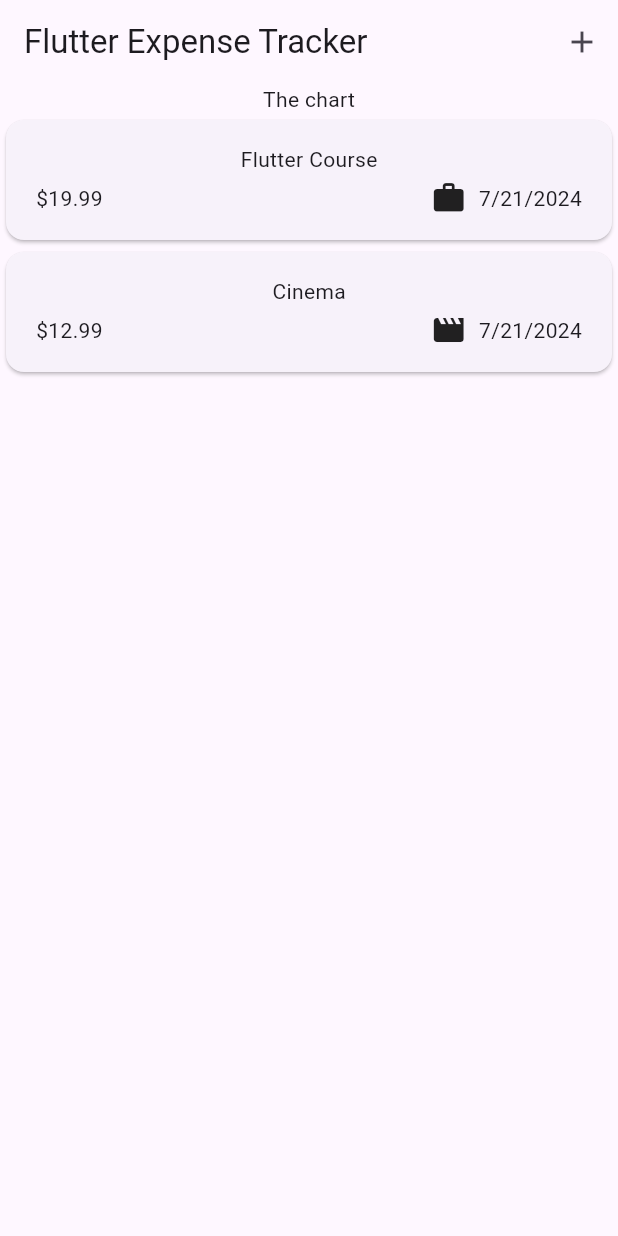
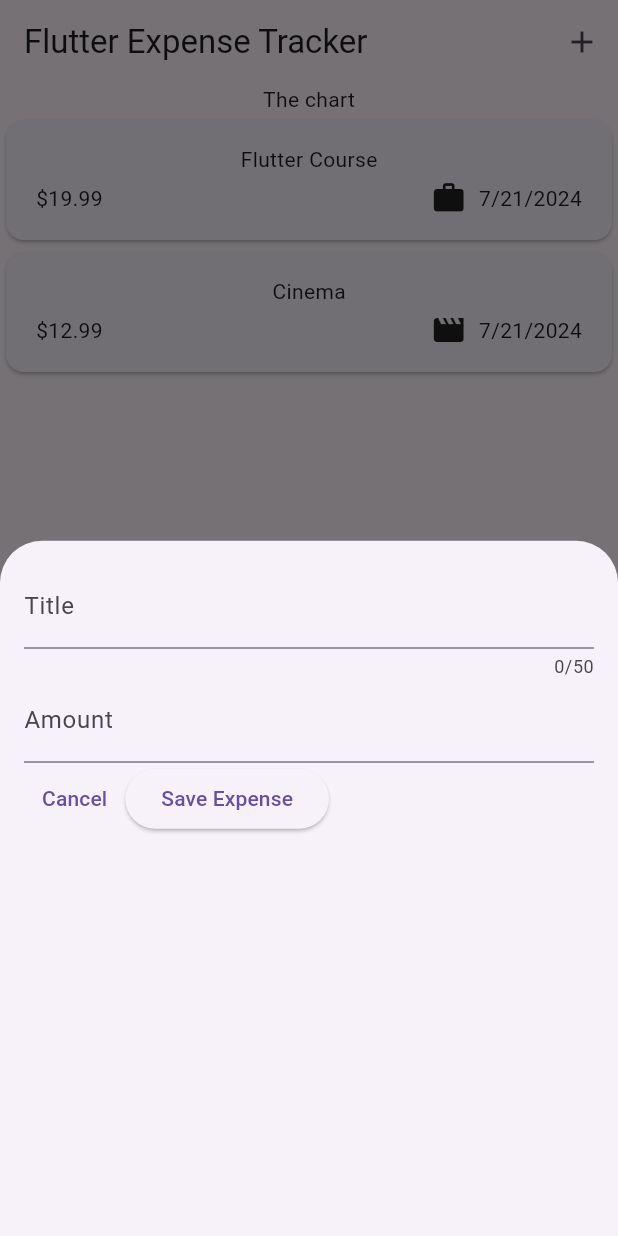
Before and after one commit to artur-31/expense_tracker, a Flutter app: the screen it shows after launch, after a tap on the "add" icon, on a phone screen of 412 x 824 dp. Run offline on Flutter 3.47's test engine with Material 3 defaults, Android fonts, the phone set to English and light mode, and no system bars.

Commit message:
Add modal for expenses

```diff
--- a/lib/widgets/expenses.dart
+++ b/lib/widgets/expenses.dart
@@ -1,5 +1,6 @@
 import 'package:expense_tracker/widgets/expenses_list/expenses_list.dart';
 import 'package:expense_tracker/models/expense.dart';
+import 'package:expense_tracker/widgets/new_expense.dart';
 import 'package:flutter/material.dart';
 
 class Expenses extends StatefulWidget {
@@ -19,11 +20,19 @@ class _ExpensesState extends State<Expenses> {
         date: DateTime.now(),
         category: Category.work),
     Expense(
-        title: 'Cinema',
-        amount: 12.99,
-        date: DateTime.now(),
-        category: Category.leisure)
+      title: 'Cinema',
+      amount: 12.99,
+      date: DateTime.now(),
+      category: Category.leisure,
+    )
   ];
+
+  void _openAddExpenseOverlay() {
+    showModalBottomSheet(
+      context: context,
+      builder: (ctx) => const NewExpense(),
+    );
+  }
 
   @override
   Widget build(BuildContext context) {
@@ -32,7 +41,7 @@ class _ExpensesState extends State<Expenses> {
         title: const Text('Flutter Expense Tracker'),
         actions: [
           IconButton(
-            onPressed: () {},
+            onPressed: _openAddExpenseOverlay,
             icon: const Icon(Icons.add),
           ),
         ],
--- /dev/null
+++ b/lib/widgets/new_expense.dart
@@ -0,0 +1,65 @@
+import 'package:flutter/material.dart';
+
+class NewExpense extends StatefulWidget {
+  const NewExpense({super.key});
+
+  @override
+  State<NewExpense> createState() {
+    return _NewExpenseState();
+  }
+}
+
+class _NewExpenseState extends State<NewExpense> {
+  final TextEditingController _titleController = TextEditingController();
+  final TextEditingController _amountController = TextEditingController();
+
+  @override
+  void dispose() {
+    _titleController.dispose();
+    _amountController.dispose();
+    super.dispose();
+  }
+
+  @override
+  Widget build(BuildContext context) {
+    return Padding(
+      padding: const EdgeInsets.all(16),
+      child: Column(
+        children: [
+          TextField(
+            controller: _titleController,
+            maxLength: 50,
+            decoration: const InputDecoration(
+              label: Text('Title'),
+            ),
+          ),
+          TextField(
+            controller: _amountController,
+            keyboardType: TextInputType.number,
+            decoration: const InputDecoration(
+              prefixText: '\$',
+              label: Text('Amount'),
+            ),
+          ),
+          Row(
+            children: [
+              TextButton(
+                onPressed: () {
+                  Navigator.pop(context);
+                },
+                child: const Text('Cancel'),
+              ),
+              ElevatedButton(
+                onPressed: () {
+                  print(_titleController.text);
+                  print(_amountController.text);
+                },
+                child: const Text('Save Expense'),
+              ),
+            ],
+          )
+        ],
+      ),
+    );
+  }
+}
```
